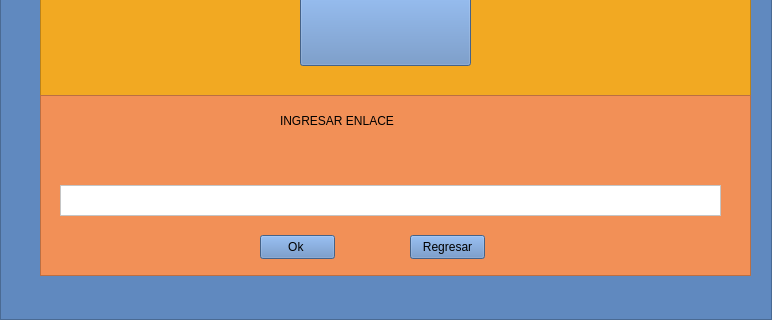
Above: Pestañas.ui from Shanem007/AulaVirtual before the change; both pictures show x 0 to 772 and y 235 to 555 of the 772 by 555 pixel window. Below: the same form after it.
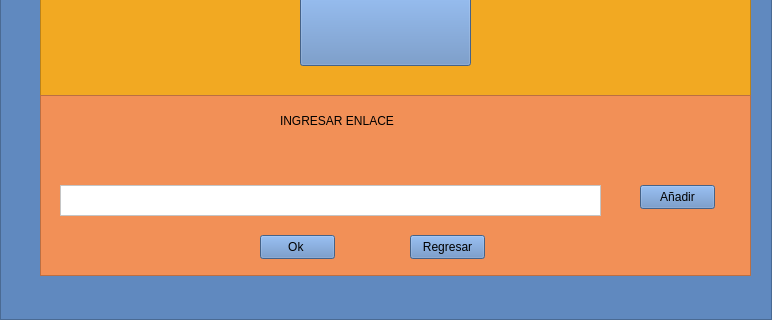
That is the form after the change. Icons and pictures are not drawn.

Diff of the .ui file:
```diff
--- a/Pestañas.ui
+++ b/Pestañas.ui
@@ -182,7 +182,7 @@
          <rect>
           <x>20</x>
           <y>90</y>
-          <width>661</width>
+          <width>541</width>
           <height>31</height>
          </rect>
         </property>
@@ -225,6 +225,23 @@
          <string>Regresar</string>
         </property>
        </widget>
+       <widget class="QPushButton" name="botonGuardarEnlace">
+        <property name="geometry">
+         <rect>
+          <x>600</x>
+          <y>90</y>
+          <width>75</width>
+          <height>24</height>
+         </rect>
+        </property>
+        <property name="styleSheet">
+         <string notr="true">font: 700 9pt &quot;Segoe UI&quot;;
+background-color: rgb(96, 137, 191);</string>
+        </property>
+        <property name="text">
+         <string>Añadir</string>
+        </property>
+       </widget>
       </widget>
      </widget>
     </widget>
```
Left out of the diff: 4 changed lines with no effect on the pictures.
